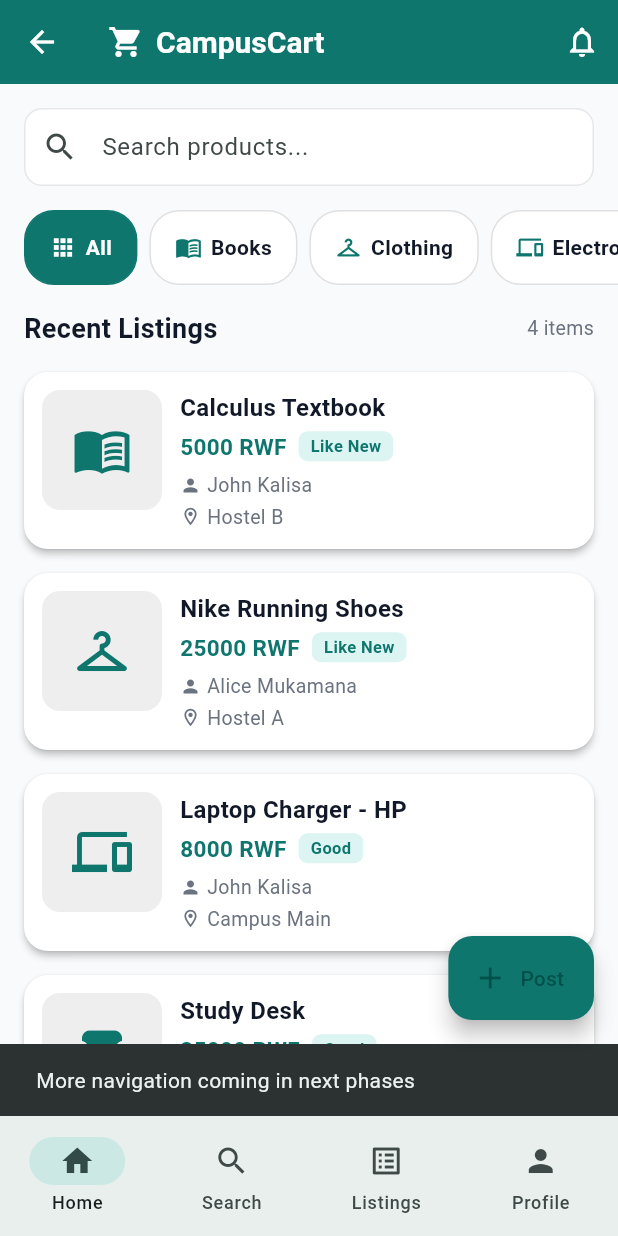
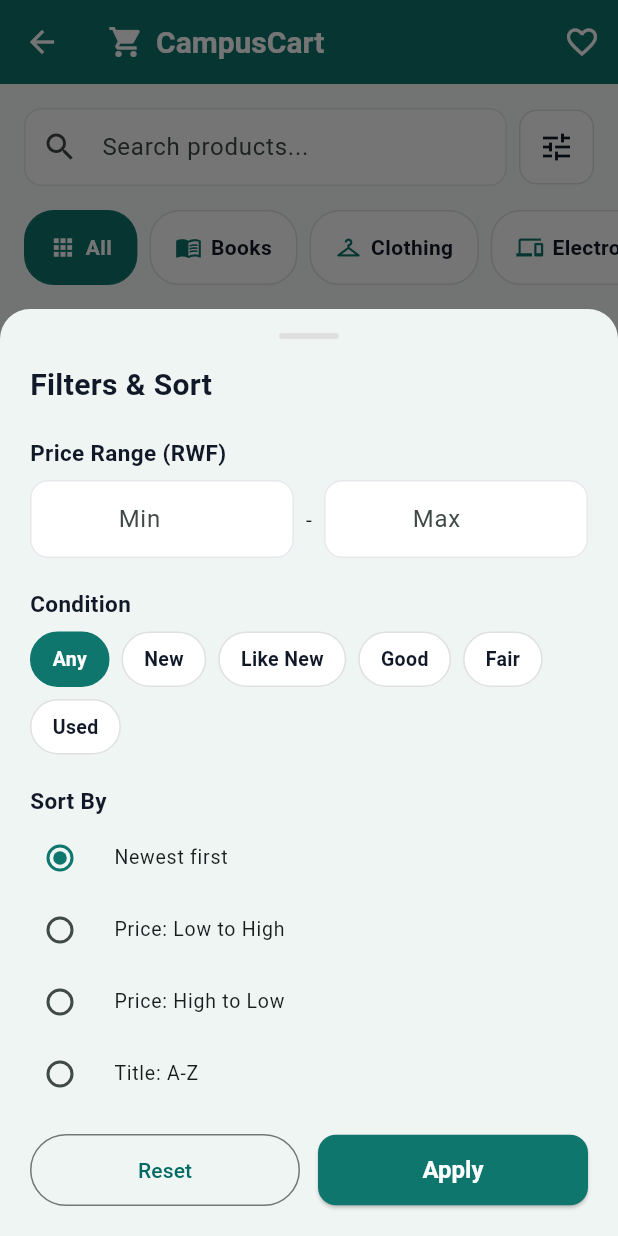
Before and after one commit to Pelino-Courses/progressive-capstone-project-devdynasty, a Flutter app: the HomeScreen screen opened directly, item 2 of the bottom bar chosen, on a phone screen of 412 x 824 dp. Run offline on Flutter 3.47's test engine with Material 3 defaults, Android fonts, the phone set to English and light mode, and no system bars; our stand-ins replace hive, hive_flutter, image_picker; accounts and stored records are empty.

Commit message:
Phase 5: Favorites + advanced filters (price range, condition, sort)

```diff
--- a/campuscart/lib/main.dart
+++ b/campuscart/lib/main.dart
@@ -1,7 +1,7 @@
 // ============================================================
 // CampusCart - Entry Point
 // Team: DevDynasty
-// Phase 3: Hive initialization with seeding flag box
+// Phase 5: Added favorites route
 // ============================================================
 
 import 'package:flutter/material.dart';
@@ -19,6 +19,7 @@ import 'screens/add_listing_screen.dart';
 import 'screens/login_screen.dart';
 import 'screens/signup_screen.dart';
 import 'screens/profile_screen.dart';
+import 'screens/favorites_screen.dart';
 
 void main() async {
   WidgetsFlutterBinding.ensureInitialized();
@@ -27,9 +28,10 @@ void main() async {
   await Hive.initFlutter();
   Hive.registerAdapter(ProductAdapter());
 
-  // Open boxes
+  // Open all boxes the app needs
   await Hive.openBox<Product>('products');
-  await Hive.openBox('meta'); // for app-level flags like 'hasSeeded'
+  await Hive.openBox('meta');
+  await Hive.openBox<String>('favorites');
 
   runApp(const CampusCartApp());
 }
@@ -57,6 +59,7 @@ class CampusCartApp extends StatelessWidget {
           '/product-details': (context) => const ProductDetailsScreen(),
           '/add-listing': (context) => const AddListingScreen(),
           '/profile': (context) => const ProfileScreen(),
+          '/favorites': (context) => const FavoritesScreen(),
         },
       ),
     );
--- a/campuscart/lib/providers/product_provider.dart
+++ b/campuscart/lib/providers/product_provider.dart
@@ -1,36 +1,62 @@
 // ============================================================
-// CampusCart - Phase 3 (clean version)
+// CampusCart - Phase 5 (persistent favorites + filters)
 // File: product_provider.dart
-// Purpose: Centralized state for products, backed by Hive.
 // ============================================================
 
 import 'package:flutter/foundation.dart';
 import '../models/product.dart';
 import '../database/product_database.dart';
 
+// Sort options for advanced filtering
+enum ProductSort {
+  newest,
+  priceLowToHigh,
+  priceHighToLow,
+  titleAZ,
+}
+
 class ProductProvider with ChangeNotifier {
   final ProductDatabase _db = ProductDatabase();
 
   List<Product> _allProducts = [];
-  List<Product> _favorites = [];
   bool _isLoading = false;
   String? _errorMessage;
+
+  // Filter state
   String _selectedCategory = 'All';
   String _searchQuery = '';
+  int? _minPrice;
+  int? _maxPrice;
+  String? _conditionFilter;
+  ProductSort _sortBy = ProductSort.newest;
 
   // ===== GETTERS =====
   List<Product> get allProducts => _allProducts;
-  List<Product> get favorites => _favorites;
   bool get isLoading => _isLoading;
   String? get errorMessage => _errorMessage;
   String get selectedCategory => _selectedCategory;
   String get searchQuery => _searchQuery;
+  int? get minPrice => _minPrice;
+  int? get maxPrice => _maxPrice;
+  String? get conditionFilter => _conditionFilter;
+  ProductSort get sortBy => _sortBy;
+
+  // True if any non-default filter is active
+  bool get hasActiveFilters =>
+      _minPrice != null ||
+      _maxPrice != null ||
+      _conditionFilter != null ||
+      _sortBy != ProductSort.newest;
 
   List<Product> get filteredProducts {
     List<Product> result = _allProducts;
+
+    // Category filter
     if (_selectedCategory != 'All') {
       result = result.where((p) => p.category == _selectedCategory).toList();
     }
+
+    // Search filter
     if (_searchQuery.isNotEmpty) {
       result = result
           .where((p) =>
@@ -40,10 +66,45 @@ class ProductProvider with ChangeNotifier {
                   .contains(_searchQuery.toLowerCase()))
           .toList();
     }
+
+    // Price range filter
+    if (_minPrice != null) {
+      result = result.where((p) => p.priceInRwf >= _minPrice!).toList();
+    }
+    if (_maxPrice != null) {
+      result = result.where((p) => p.priceInRwf <= _maxPrice!).toList();
+    }
+
+    // Condition filter
+    if (_conditionFilter != null) {
+      result =
+          result.where((p) => p.condition == _conditionFilter).toList();
+    }
+
+    // Sorting
+    switch (_sortBy) {
+      case ProductSort.newest:
+        result.sort((a, b) => b.createdAt.compareTo(a.createdAt));
+        break;
+      case ProductSort.priceLowToHigh:
+        result.sort((a, b) => a.priceInRwf.compareTo(b.priceInRwf));
+        break;
+      case ProductSort.priceHighToLow:
+        result.sort((a, b) => b.priceInRwf.compareTo(a.priceInRwf));
+        break;
+      case ProductSort.titleAZ:
+        result.sort(
+            (a, b) => a.title.toLowerCase().compareTo(b.title.toLowerCase()));
+        break;
+    }
+
     return result;
   }
 
   int get filteredCount => filteredProducts.length;
+
+  List<Product> get favoriteProducts => _db.getFavoriteProducts();
+  int get favoritesCount => _db.getFavoriteIds().length;
 
   // ===== LOAD =====
   Future<void> loadProducts() async {
@@ -161,12 +222,6 @@ class ProductProvider with ChangeNotifier {
     return _db.getProductsBySeller(sellerId);
   }
 
-  Future<void> resetDatabase() async {
-    await _db.clearAll();
-    _allProducts = [];
-    notifyListeners();
-  }
-
   // ===== FILTERS =====
   void setCategory(String category) {
     _selectedCategory = category;
@@ -183,17 +238,35 @@ class ProductProvider with ChangeNotifier {
     notifyListeners();
   }
 
-  // ===== FAVORITES =====
-  void toggleFavorite(Product product) {
-    if (_favorites.any((p) => p.id == product.id)) {
-      _favorites.removeWhere((p) => p.id == product.id);
-    } else {
-      _favorites.add(product);
-    }
+  void setPriceRange({int? min, int? max}) {
+    _minPrice = min;
+    _maxPrice = max;
     notifyListeners();
   }
 
-  bool isFavorite(Product product) {
-    return _favorites.any((p) => p.id == product.id);
+  void setConditionFilter(String? condition) {
+    _conditionFilter = condition;
+    notifyListeners();
+  }
+
+  void setSortBy(ProductSort sort) {
+    _sortBy = sort;
+    notifyListeners();
+  }
+
+  void resetFilters() {
+    _minPrice = null;
+    _maxPrice = null;
+    _conditionFilter = null;
+    _sortBy = ProductSort.newest;
+    notifyListeners();
+  }
+
+  // ===== FAVORITES =====
+  bool isFavorite(Product product) => _db.isFavorite(product.id);
+
+  Future<void> toggleFavorite(Product product) async {
+    await _db.toggleFavorite(product.id);
+    notifyListeners();
   }
 }
--- a/campuscart/lib/screens/home_screen.dart
+++ b/campuscart/lib/screens/home_screen.dart
@@ -1,8 +1,6 @@
 // ============================================================
-// CampusCart - Refactored in Phase 2
+// CampusCart - Phase 5 (favorites button + filter modal)
 // File: home_screen.dart
-// Purpose: Home screen now reads products from ProductProvider
-//          instead of managing its own state.
 // ============================================================
 
 import 'package:flutter/material.dart';
@@ -10,6 +8,7 @@ import 'package:provider/provider.dart';
 import '../providers/product_provider.dart';
 import '../widgets/product_card.dart';
 import '../widgets/category_chip.dart';
+import '../widgets/filter_modal.dart';
 import '../theme/app_theme.dart';
 
 class HomeScreen extends StatefulWidget {
@@ -22,7 +21,6 @@ class HomeScreen extends StatefulWidget {
 class _HomeScreenState extends State<HomeScreen> {
   final TextEditingController _searchController = TextEditingController();
 
-  // Category data - label + icon
   final List<Map<String, dynamic>> _categories = [
     {'label': 'All', 'icon': Icons.apps},
     {'label': 'Books', 'icon': Icons.menu_book},
@@ -35,9 +33,6 @@ class _HomeScreenState extends State<HomeScreen> {
   @override
   void initState() {
     super.initState();
-    // Load products through the provider when screen opens.
-    // We use WidgetsBinding to delay this until after the first build
-    // (you can't call Provider.of with listen: true in initState).
     WidgetsBinding.instance.addPostFrameCallback((_) {
       final provider = Provider.of<ProductProvider>(context, listen: false);
       if (provider.allProducts.isEmpty) {
@@ -52,10 +47,21 @@ class _HomeScreenState extends State<HomeScreen> {
     super.dispose();
   }
 
+  void _openFilters() {
+    showModalBottomSheet(
+      context: context,
+      isScrollControlled: true,
+      shape: const RoundedRectangleBorder(
+        borderRadius: BorderRadius.vertical(top: Radius.circular(20)),
+      ),
+      builder: (ctx) => const FilterModal(),
+    );
+  }
+
   @override
   Widget build(BuildContext context) {
-    // ✨ Watch the ProductProvider - this widget rebuilds when state changes
     final productProvider = context.watch<ProductProvider>();
+    final favoritesCount = productProvider.favoritesCount;
 
     return Scaffold(
       appBar: AppBar(
@@ -67,17 +73,53 @@ class _HomeScreenState extends State<HomeScreen> {
           ],
         ),
         actions: [
+          // ===== FAVORITES BUTTON WITH BADGE =====
+          Stack(
+            alignment: Alignment.center,
+            children: [
               IconButton(
-            icon: const Icon(Icons.notifications_outlined),
-            onPressed: () {},
+                icon: const Icon(Icons.favorite_border),
+                tooltip: 'My Favorites',
+                onPressed: () {
+                  Navigator.pushNamed(context, '/favorites');
+                },
+              ),
+              if (favoritesCount > 0)
+                Positioned(
+                  top: 8,
+                  right: 6,
+                  child: Container(
+                    padding: const EdgeInsets.symmetric(
+                        horizontal: 5, vertical: 1),
+                    decoration: BoxDecoration(
+                      color: Colors.red,
+                      borderRadius: BorderRadius.circular(10),
+                    ),
+                    constraints: const BoxConstraints(
+                        minWidth: 16, minHeight: 16),
+                    child: Text(
+                      '$favoritesCount',
+                      style: const TextStyle(
+                        color: Colors.white,
+                        fontSize: 10,
+                        fontWeight: FontWeight.bold,
+                      ),
+                      textAlign: TextAlign.center,
+                    ),
+                  ),
+                ),
+            ],
           ),
         ],
       ),
       body: Column(
         children: [
-          // --- Search bar ---
+          // --- Search bar + filter button ---
           Padding(
             padding: const EdgeInsets.all(16),
+            child: Row(
+              children: [
+                Expanded(
                   child: TextField(
                     controller: _searchController,
                     onChanged: (value) => productProvider.setSearchQuery(value),
@@ -96,8 +138,34 @@ class _HomeScreenState extends State<HomeScreen> {
                     ),
                   ),
                 ),
-
-          // --- Category chips ---
+                const SizedBox(width: 8),
+                // ===== FILTER BUTTON =====
+                Container(
+                  decoration: BoxDecoration(
+                    color: productProvider.hasActiveFilters
+                        ? AppTheme.primaryColor
+                        : Colors.white,
+                    borderRadius: BorderRadius.circular(12),
+                    border: Border.all(
+                      color: productProvider.hasActiveFilters
+                          ? AppTheme.primaryColor
+                          : Colors.grey.shade300,
+                    ),
+                  ),
+                  child: IconButton(
+                    icon: Icon(
+                      Icons.tune,
+                      color: productProvider.hasActiveFilters
+                          ? Colors.white
+                          : AppTheme.textPrimary,
+                    ),
+                    tooltip: 'Filters',
+                    onPressed: _openFilters,
+                  ),
+                ),
+              ],
+            ),
+          ),
           SizedBox(
             height: 50,
             child: ListView.builder(
@@ -116,10 +184,7 @@ class _HomeScreenState extends State<HomeScreen> {
               },
             ),
           ),
-
           const SizedBox(height: 8),
-
-          // --- Section title ---
           Padding(
             padding: const EdgeInsets.symmetric(horizontal: 16, vertical: 8),
             child: Row(
@@ -146,7 +211,6 @@ class _HomeScreenState extends State<HomeScreen> {
             ),
           ),
 
-          // --- Product list ---
           Expanded(
             child: productProvider.isLoading
                 ? const Center(child: CircularProgressIndicator())
@@ -197,8 +261,6 @@ class _HomeScreenState extends State<HomeScreen> {
       floatingActionButton: FloatingActionButton.extended(
         onPressed: () async {
           await Navigator.pushNamed(context, '/add-listing');
-          // ProductProvider auto-refreshes itself when addProduct is called,
-          // so no need to manually reload here anymore.
         },
         icon: const Icon(Icons.add),
         label: const Text('Post'),
@@ -207,22 +269,20 @@ class _HomeScreenState extends State<HomeScreen> {
       bottomNavigationBar: NavigationBar(
         selectedIndex: 0,
         onDestinationSelected: (index) {
-          if (index == 3) {
+          if (index == 1) {
+            // Search/Filters tab - open the filter modal
+            _openFilters();
+          } else if (index == 2) {
+            Navigator.pushNamed(context, '/favorites');
+          } else if (index == 3) {
             Navigator.pushNamed(context, '/profile');
-          } else {
-            ScaffoldMessenger.of(context).showSnackBar(
-              const SnackBar(
-                content: Text('More navigation coming in next phases'),
-                duration: Duration(seconds: 1),
-              ),
-            );
           }
         },
         destinations: const [
           NavigationDestination(icon: Icon(Icons.home), label: 'Home'),
-          NavigationDestination(icon: Icon(Icons.search), label: 'Search'),
+          NavigationDestination(icon: Icon(Icons.tune), label: 'Filters'),
           NavigationDestination(
-              icon: Icon(Icons.list_alt), label: 'Listings'),
+              icon: Icon(Icons.favorite_border), label: 'Favorites'),
           NavigationDestination(icon: Icon(Icons.person), label: 'Profile'),
         ],
       ),
--- /dev/null
+++ b/campuscart/lib/widgets/filter_modal.dart
@@ -0,0 +1,274 @@
+// ============================================================
+// Phase 5 - Filter Modal
+// File: filter_modal.dart
+// Purpose: Bottom-sheet modal with price range, condition, sort.
+// ============================================================
+
+import 'package:flutter/material.dart';
+import 'package:provider/provider.dart';
+import '../providers/product_provider.dart';
+import '../theme/app_theme.dart';
+
+class FilterModal extends StatefulWidget {
+  const FilterModal({super.key});
+
+  @override
+  State<FilterModal> createState() => _FilterModalState();
+}
+
+class _FilterModalState extends State<FilterModal> {
+  final _minPriceController = TextEditingController();
+  final _maxPriceController = TextEditingController();
+  String? _selectedCondition;
+  ProductSort _selectedSort = ProductSort.newest;
+
+  final List<String> _conditions = [
+    'New',
+    'Like New',
+    'Good',
+    'Fair',
+    'Used',
+  ];
+
+  final Map<ProductSort, String> _sortLabels = {
+    ProductSort.newest: 'Newest first',
+    ProductSort.priceLowToHigh: 'Price: Low to High',
+    ProductSort.priceHighToLow: 'Price: High to Low',
+    ProductSort.titleAZ: 'Title: A-Z',
+  };
+
+  @override
+  void initState() {
+    super.initState();
+    // Pre-fill with existing filter values
+    final provider = Provider.of<ProductProvider>(context, listen: false);
+    if (provider.minPrice != null) {
+      _minPriceController.text = provider.minPrice.toString();
+    }
+    if (provider.maxPrice != null) {
+      _maxPriceController.text = provider.maxPrice.toString();
+    }
+    _selectedCondition = provider.conditionFilter;
+    _selectedSort = provider.sortBy;
+  }
+
+  @override
+  void dispose() {
+    _minPriceController.dispose();
+    _maxPriceController.dispose();
+    super.dispose();
+  }
+
+  void _applyFilters() {
+    final provider = Provider.of<ProductProvider>(context, listen: false);
+
+    final minPrice = int.tryParse(_minPriceController.text.trim());
+    final maxPrice = int.tryParse(_maxPriceController.text.trim());
+
+    provider.setPriceRange(min: minPrice, max: maxPrice);
+    provider.setConditionFilter(_selectedCondition);
+    provider.setSortBy(_selectedSort);
+
+    Navigator.pop(context);
+
+    ScaffoldMessenger.of(context).showSnackBar(
+      const SnackBar(
+        content: Text('Filters applied'),
+        duration: Duration(seconds: 1),
+      ),
+    );
+  }
+
+  void _resetFilters() {
+    final provider = Provider.of<ProductProvider>(context, listen: false);
+    provider.resetFilters();
+    Navigator.pop(context);
+
+    ScaffoldMessenger.of(context).showSnackBar(
+      const SnackBar(
+        content: Text('Filters cleared'),
+        duration: Duration(seconds: 1),
+      ),
+    );
+  }
+
+  @override
+  Widget build(BuildContext context) {
+    return Padding(
+      padding: EdgeInsets.only(
+        left: 20,
+        right: 20,
+        top: 16,
+        bottom: MediaQuery.of(context).viewInsets.bottom + 20,
+      ),
+      child: SingleChildScrollView(
+        child: Column(
+          mainAxisSize: MainAxisSize.min,
+          crossAxisAlignment: CrossAxisAlignment.start,
+          children: [
+            // Drag handle
+            Center(
+              child: Container(
+                width: 40,
+                height: 4,
+                decoration: BoxDecoration(
+                  color: Colors.grey.shade300,
+                  borderRadius: BorderRadius.circular(2),
+                ),
+              ),
+            ),
+            const SizedBox(height: 16),
+
+            // Title
+            const Text(
+              'Filters & Sort',
+              style: TextStyle(
+                fontSize: 20,
+                fontWeight: FontWeight.bold,
+                color: AppTheme.textPrimary,
+              ),
+            ),
+            const SizedBox(height: 20),
+
+            // ===== PRICE RANGE =====
+            const Text(
+              'Price Range (RWF)',
+              style: TextStyle(
+                fontSize: 15,
+                fontWeight: FontWeight.bold,
+                color: AppTheme.textPrimary,
+              ),
+            ),
+            const SizedBox(height: 8),
+            Row(
+              children: [
+                Expanded(
+                  child: TextField(
+                    controller: _minPriceController,
+                    keyboardType: TextInputType.number,
+                    decoration: const InputDecoration(
+                      hintText: 'Min',
+                      prefixText: 'RWF ',
+                    ),
+                  ),
+                ),
+                const Padding(
+                  padding: EdgeInsets.symmetric(horizontal: 8),
+                  child: Text('-'),
+                ),
+                Expanded(
+                  child: TextField(
+                    controller: _maxPriceController,
+                    keyboardType: TextInputType.number,
+                    decoration: const InputDecoration(
+                      hintText: 'Max',
+                      prefixText: 'RWF ',
+                    ),
+                  ),
+                ),
+              ],
+            ),
+
+            const SizedBox(height: 20),
+
+            // ===== CONDITION =====
+            const Text(
+              'Condition',
+              style: TextStyle(
+                fontSize: 15,
+                fontWeight: FontWeight.bold,
+                color: AppTheme.textPrimary,
+              ),
+            ),
+            const SizedBox(height: 8),
+            Wrap(
+              spacing: 8,
+              runSpacing: 8,
+              children: [
+                _conditionChip('Any', null),
+                ..._conditions.map((cond) => _conditionChip(cond, cond)),
+              ],
+            ),
+
+            const SizedBox(height: 20),
+
+            // ===== SORT BY =====
+            const Text(
+              'Sort By',
+              style: TextStyle(
+                fontSize: 15,
+                fontWeight: FontWeight.bold,
+                color: AppTheme.textPrimary,
+              ),
+            ),
+            const SizedBox(height: 4),
+            ..._sortLabels.entries.map((entry) {
+              return RadioListTile<ProductSort>(
+                contentPadding: EdgeInsets.zero,
+                value: entry.key,
+                groupValue: _selectedSort,
+                onChanged: (value) =>
+                    setState(() => _selectedSort = value!),
+                title: Text(entry.value),
+                activeColor: AppTheme.primaryColor,
+                dense: true,
+              );
+            }),
+
+            const SizedBox(height: 16),
+
+            // ===== ACTION BUTTONS =====
+            Row(
+              children: [
+                Expanded(
+                  child: OutlinedButton(
+                    onPressed: _resetFilters,
+                    style: OutlinedButton.styleFrom(
+                      padding: const EdgeInsets.symmetric(vertical: 14),
+                    ),
+                    child: const Text('Reset'),
+                  ),
+                ),
+                const SizedBox(width: 12),
+                Expanded(
+                  child: ElevatedButton(
+                    onPressed: _applyFilters,
+                    style: ElevatedButton.styleFrom(
+                      padding: const EdgeInsets.symmetric(vertical: 14),
+                    ),
+                    child: const Text('Apply'),
+                  ),
+                ),
+              ],
+            ),
+          ],
+        ),
+      ),
+    );
+  }
+
+  Widget _conditionChip(String label, String? value) {
+    final isSelected = _selectedCondition == value;
+    return GestureDetector(
+      onTap: () => setState(() => _selectedCondition = value),
+      child: Container(
+        padding: const EdgeInsets.symmetric(horizontal: 14, vertical: 8),
+        decoration: BoxDecoration(
+          color: isSelected ? AppTheme.primaryColor : Colors.white,
+          borderRadius: BorderRadius.circular(20),
+          border: Border.all(
+            color: isSelected ? AppTheme.primaryColor : Colors.grey.shade300,
+          ),
+        ),
+        child: Text(
+          label,
+          style: TextStyle(
+            fontSize: 13,
+            fontWeight: FontWeight.w600,
+            color: isSelected ? Colors.white : AppTheme.textPrimary,
+          ),
+        ),
+      ),
+    );
+  }
+}
--- a/campuscart/lib/widgets/product_card.dart
+++ b/campuscart/lib/widgets/product_card.dart
@@ -1,12 +1,13 @@
 // ============================================================
-// PART C - Custom Widget (Updated in Phase 4 for image display)
+// Phase 5 - ProductCard with favorite (heart) button
 // File: product_card.dart
-// Purpose: Reusable card displaying a single Product.
 // ============================================================
 
 import 'dart:typed_data';
 import 'package:flutter/material.dart';
+import 'package:provider/provider.dart';
 import '../models/product.dart';
+import '../providers/product_provider.dart';
 import '../theme/app_theme.dart';
 
 class ProductCard extends StatelessWidget {
@@ -21,6 +22,10 @@ class ProductCard extends StatelessWidget {
 
   @override
   Widget build(BuildContext context) {
+    // Watch the provider so the heart icon updates instantly when toggled
+    final productProvider = context.watch<ProductProvider>();
+    final isFavorite = productProvider.isFavorite(product);
+
     return Card(
       margin: const EdgeInsets.symmetric(horizontal: 16, vertical: 8),
       clipBehavior: Clip.antiAlias,
@@ -60,7 +65,11 @@ class ProductCard extends StatelessWidget {
                 child: Column(
                   crossAxisAlignment: CrossAxisAlignment.start,
                   children: [
-                    Text(
+                    Row(
+                      crossAxisAlignment: CrossAxisAlignment.start,
+                      children: [
+                        Expanded(
+                          child: Text(
                             product.title,
                             style: const TextStyle(
                               fontSize: 16,
@@ -69,6 +78,27 @@ class ProductCard extends StatelessWidget {
                             ),
                             maxLines: 1,
                             overflow: TextOverflow.ellipsis,
+                          ),
+                        ),
+                        // ===== HEART (FAVORITE) BUTTON =====
+                        GestureDetector(
+                          onTap: () {
+                            productProvider.toggleFavorite(product);
+                          },
+                          child: Padding(
+                            padding: const EdgeInsets.only(left: 4),
+                            child: Icon(
+                              isFavorite
+                                  ? Icons.favorite
+                                  : Icons.favorite_border,
+                              color: isFavorite
+                                  ? AppTheme.errorColor
+                                  : AppTheme.textSecondary,
+                              size: 22,
+                            ),
+                          ),
+                        ),
+                      ],
                     ),
                     const SizedBox(height: 4),
                     Row(
```
Also changed, not shown: campuscart/lib/database/product_database.dart (+44 -11 lines), campuscart/lib/screens/favorites_screen.dart (added, +100 -0 lines). Lines whose indentation alone changed are shown as unchanged.
